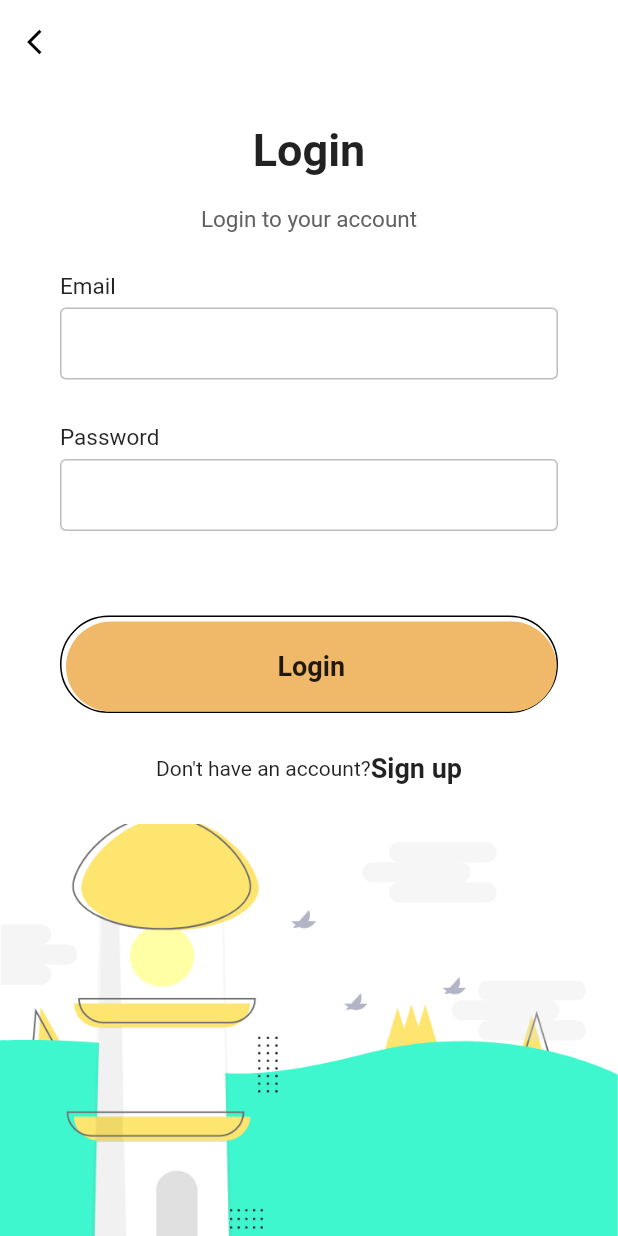
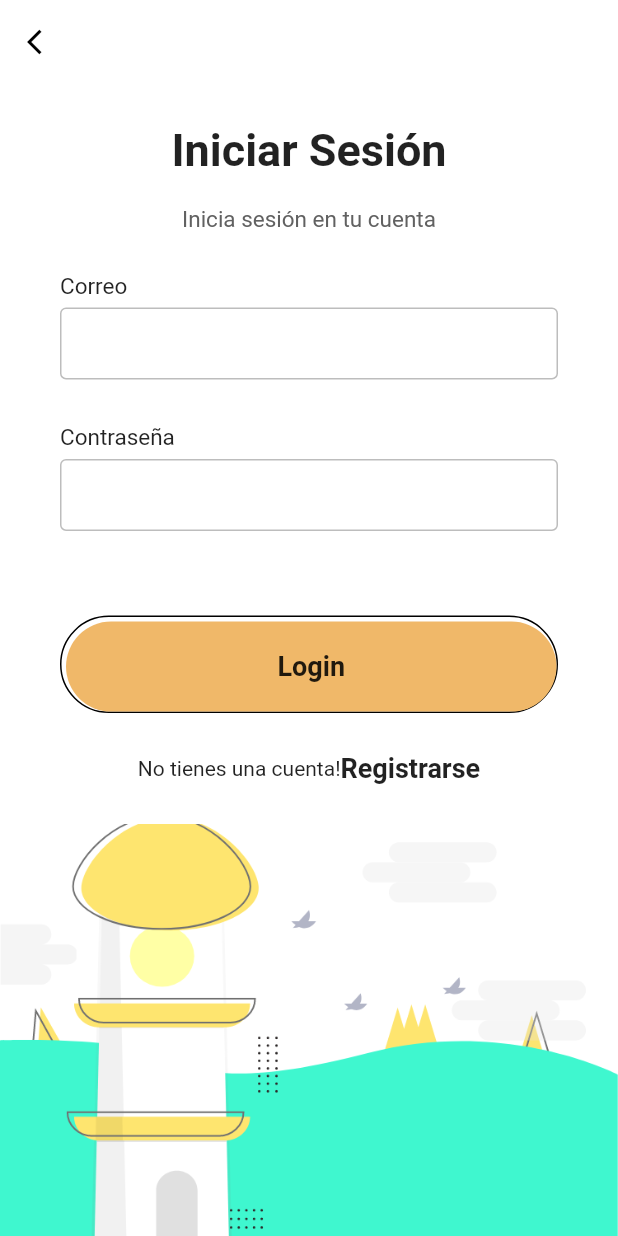
Before and after one commit to CHRISTIANAGUIRRE16/loginflutter, a Flutter app: the LoginPage screen opened directly, on a phone screen of 412 x 824 dp. Run offline on Flutter 3.47's test engine with Material 2 defaults, Android fonts, the phone set to English and light mode, and no system bars.

Commit message:
Update login.dart
Cambios en los nombres

```diff
--- a/login/lib/login.dart
+++ b/login/lib/login.dart
@@ -30,7 +30,7 @@ class LoginPage extends StatelessWidget {
                   Column(
                     children: <Widget>[
                       Text(
-                        "Login",
+                        "Iniciar Sesión",
                         style: TextStyle(
                           fontSize: 30,
                           fontWeight: FontWeight.bold,
@@ -40,7 +40,7 @@ class LoginPage extends StatelessWidget {
                         height: 20,
                       ),
                       Text(
-                        "Login to your account",
+                        "Inicia sesión en tu cuenta",
                         style: TextStyle(
                           fontSize: 15,
                           color: Colors.grey[700],
@@ -52,8 +52,8 @@ class LoginPage extends StatelessWidget {
                     padding: EdgeInsets.symmetric(horizontal: 40),
                     child: Column(
                       children: <Widget>[
-                        makeInput(label: "Email"),
-                        makeInput(label: "Password", obscureText: true),
+                        makeInput(label: "Correo"),
+                        makeInput(label: "Contraseña", obscureText: true),
                       ],
                     ),
                   ),
@@ -94,9 +94,9 @@ class LoginPage extends StatelessWidget {
                     child: Row(
                       mainAxisAlignment: MainAxisAlignment.center,
                       children: <Widget>[
-                        Text("Don't have an account?"),
+                        Text("No tienes una cuenta!"),
                         Text(
-                          "Sign up",
+                          "Registrarse",
                           style: TextStyle(
                             fontWeight: FontWeight.w600,
                             fontSize: 18,
```
